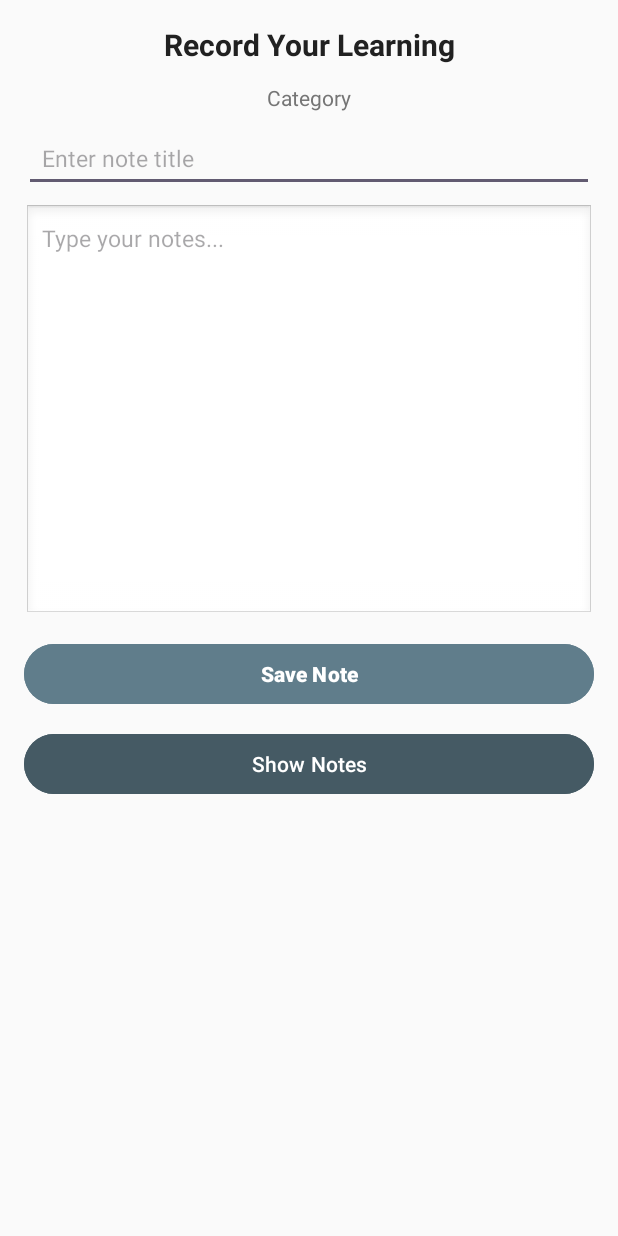
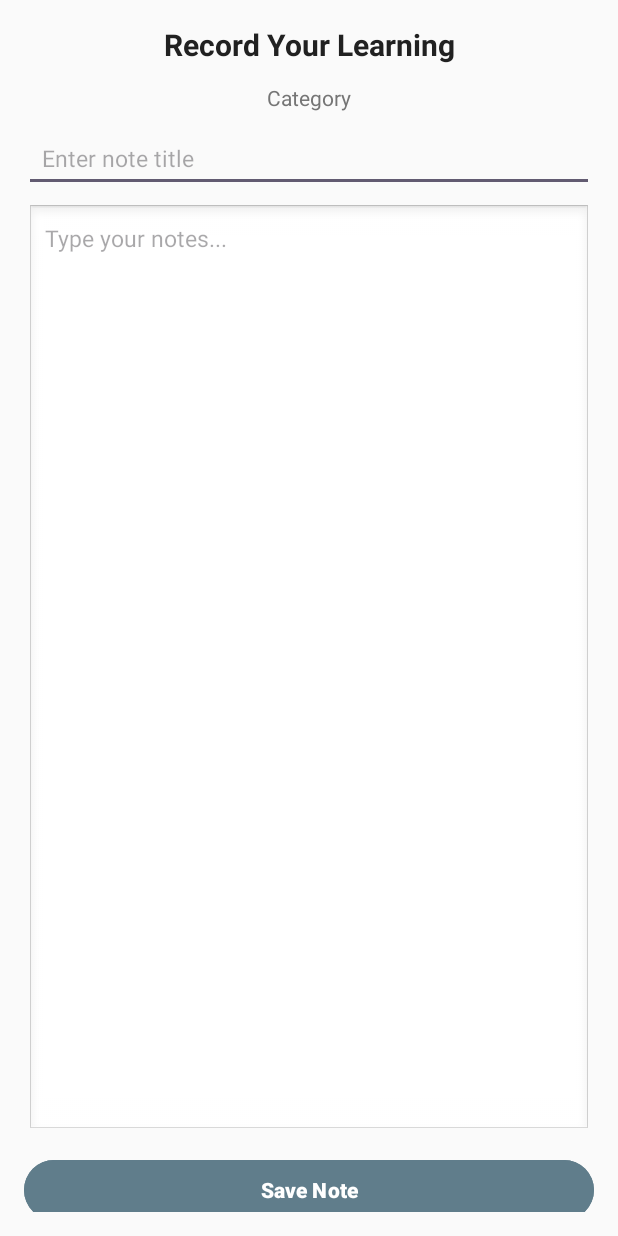
Before and after one commit to SeonmokJ/NEW_CAC, an Android app: the screen it shows after launch (KnowledgeVault), on a phone screen of 412 x 824 dp. Run offline under Robolectric (Android 15) with nearby library versions, the phone set to English and light mode, and no system bars.

Commit message:
longer notes

```diff
--- a/app/src/main/res/layout/knowledge_vault.xml
+++ b/app/src/main/res/layout/knowledge_vault.xml
@@ -54,22 +54,22 @@
     <!-- Existing note content EditText -->
     <EditText
         android:id="@+id/inputBox"
-        android:layout_width="0dp"
-        android:layout_height="0dp"
+        android:layout_width="376dp"
+        android:layout_height="621dp"
+        android:layout_marginTop="8dp"
+        android:background="@android:drawable/edit_text"
+        android:gravity="top|start"
         android:hint="Type your notes..."
-        android:background="@android:drawable/edit_text"
         android:inputType="textMultiLine"
-        android:gravity="top|start"
         android:padding="12dp"
         android:textColor="#212121"
         android:textSize="15sp"
-        app:layout_constraintTop_toBottomOf="@id/noteTitle"
-        app:layout_constraintStart_toStartOf="parent"
+        app:layout_constraintBottom_toTopOf="@id/saveNote"
         app:layout_constraintEnd_toEndOf="parent"
-        app:layout_constraintBottom_toTopOf="@id/saveNote"
         app:layout_constraintHeight_default="percent"
         app:layout_constraintHeight_percent="0.35"
-        android:layout_marginTop="8dp"/>
+        app:layout_constraintStart_toStartOf="parent"
+        app:layout_constraintTop_toBottomOf="@id/noteTitle" />
 
     <Button
         android:id="@+id/saveNote"
```
